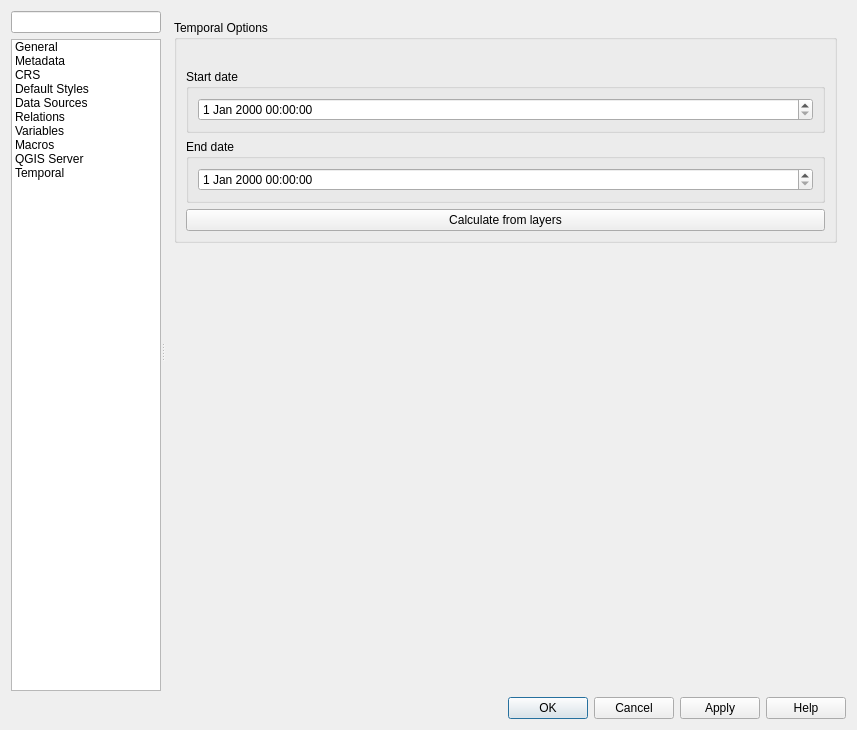
Before: the Qt Designer form src/ui/qgsprojectpropertiesbase.ui in qgis/QGIS, drawn with Qt 5.
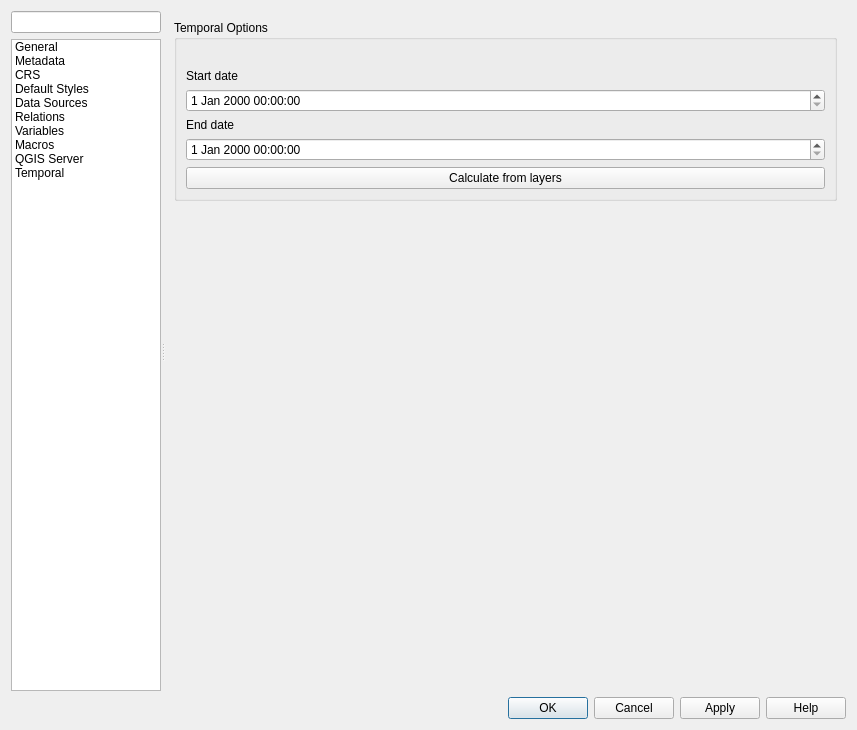
After: the same form once the commit is applied. Icons and pictures are not drawn. Custom widgets are drawn as their Qt base class.

What changed in the file:
```diff
--- a/src/ui/qgsprojectpropertiesbase.ui
+++ b/src/ui/qgsprojectpropertiesbase.ui
@@ -2894,37 +2894,25 @@
                </widget>
               </item>
               <item>
-               <widget class="QGroupBox" name="startDateTimeGroupBox">
-                <property name="title">
+               <widget class="QLabel" name="label_35">
+                <property name="text">
                  <string>Start date</string>
                 </property>
-                <layout class="QVBoxLayout" name="verticalLayout_10">
-                 <item>
-                  <layout class="QHBoxLayout" name="horizontalLayout_21">
-                   <item>
-                    <widget class="QgsDateTimeEdit" name="mStartDateTimeEdit"/>
-                   </item>
-                  </layout>
-                 </item>
-                </layout>
                </widget>
               </item>
               <item>
-               <widget class="QGroupBox" name="endDateTimeGroupBox">
-                <property name="title">
+               <widget class="QgsDateTimeEdit" name="mStartDateTimeEdit"/>
+              </item>
+              <item>
+               <widget class="QLabel" name="label_36">
+                <property name="text">
                  <string>End date</string>
                 </property>
-                <layout class="QVBoxLayout" name="verticalLayout_8">
-                 <item>
-                  <layout class="QHBoxLayout" name="horizontalLayout_20">
-                   <item>
-                    <widget class="QgsDateTimeEdit" name="mEndDateTimeEdit"/>
-                   </item>
-                  </layout>
-                 </item>
-                </layout>
                </widget>
               </item>
+              <item>
+               <widget class="QgsDateTimeEdit" name="mEndDateTimeEdit"/>
+              </item>
               <item>
                <widget class="QPushButton" name="mCalculateFromLayerButton">
                 <property name="text">
@@ -3005,6 +2993,12 @@
    <header>qgscollapsiblegroupbox.h</header>
    <container>1</container>
   </customwidget>
+  <customwidget>
+   <class>QgsScrollArea</class>
+   <extends>QScrollArea</extends>
+   <header>qgsscrollarea.h</header>
+   <container>1</container>
+  </customwidget>
   <customwidget>
    <class>QgsColorButton</class>
    <extends>QToolButton</extends>
@@ -3033,12 +3027,6 @@
    <header location="global">qgscolorschemelist.h</header>
    <container>1</container>
   </customwidget>
-  <customwidget>
-   <class>QgsScrollArea</class>
-   <extends>QScrollArea</extends>
-   <header>qgsscrollarea.h</header>
-   <container>1</container>
-  </customwidget>
   <customwidget>
    <class>QgsVariableEditorWidget</class>
    <extends>QWidget</extends>
```
Left out of the diff: 64 changed lines with no effect on the pictures.
